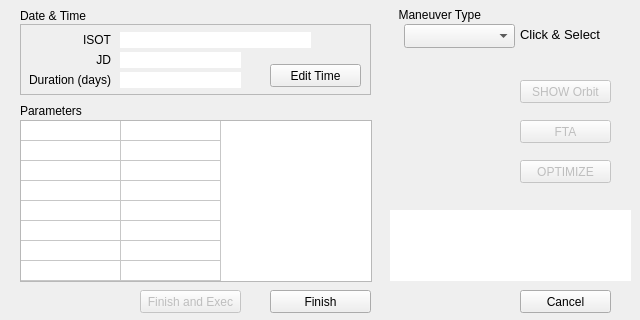
Before: the Qt Designer form source/ui/editmandialog.ui in whiskie14142/SolarSystemVoyager, drawn with Qt 5.
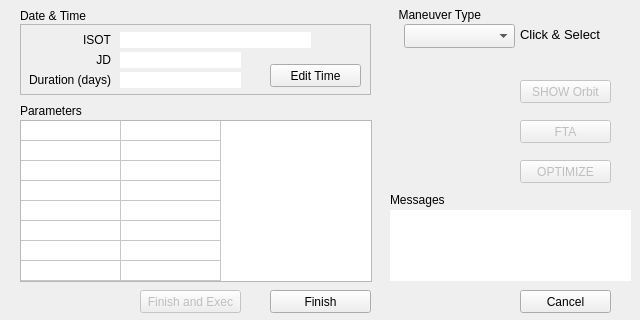
After: the same form once the commit is applied.

The edit to the form file:
```diff
--- a/source/ui/editmandialog.ui
+++ b/source/ui/editmandialog.ui
@@ -512,6 +512,19 @@
     </property>
    </widget>
   </widget>
+  <widget class="QLabel" name="label_24">
+   <property name="geometry">
+    <rect>
+     <x>390</x>
+     <y>192</y>
+     <width>131</width>
+     <height>16</height>
+    </rect>
+   </property>
+   <property name="text">
+    <string>Messages</string>
+   </property>
+  </widget>
  </widget>
  <tabstops>
   <tabstop>mantype</tabstop>
```
Left out of the diff: 8 changed lines with no effect on the pictures.
